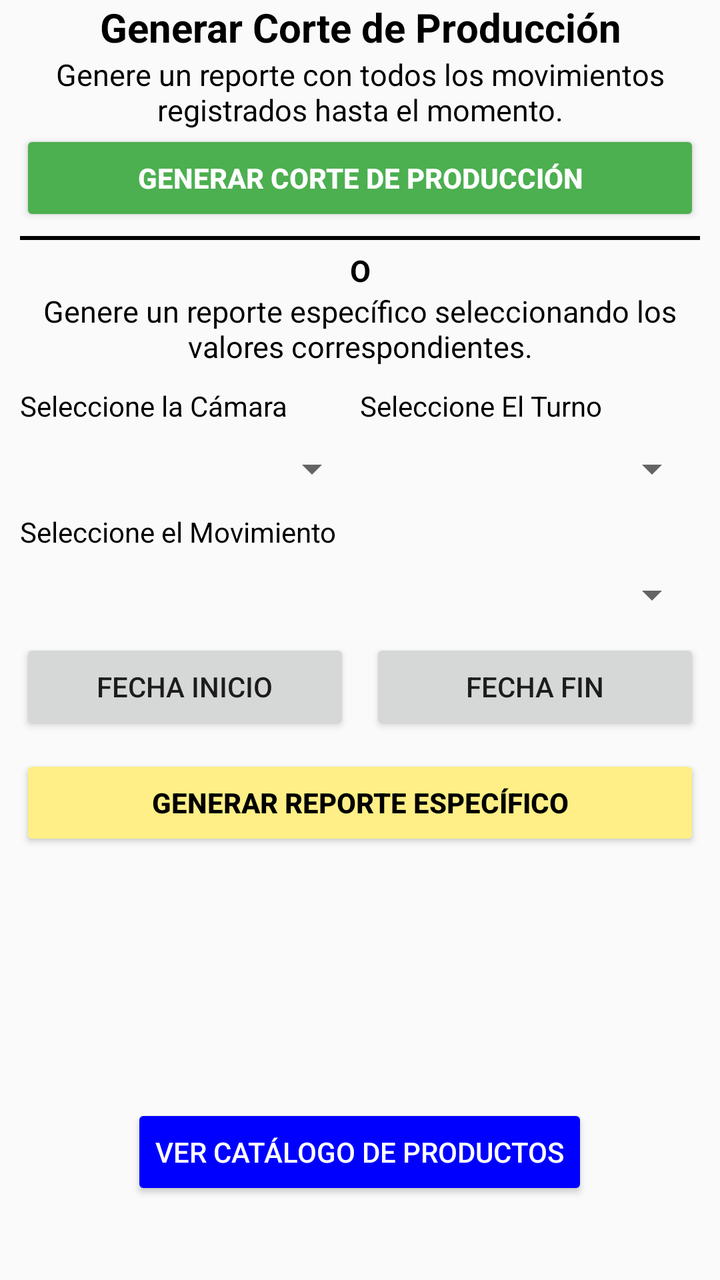
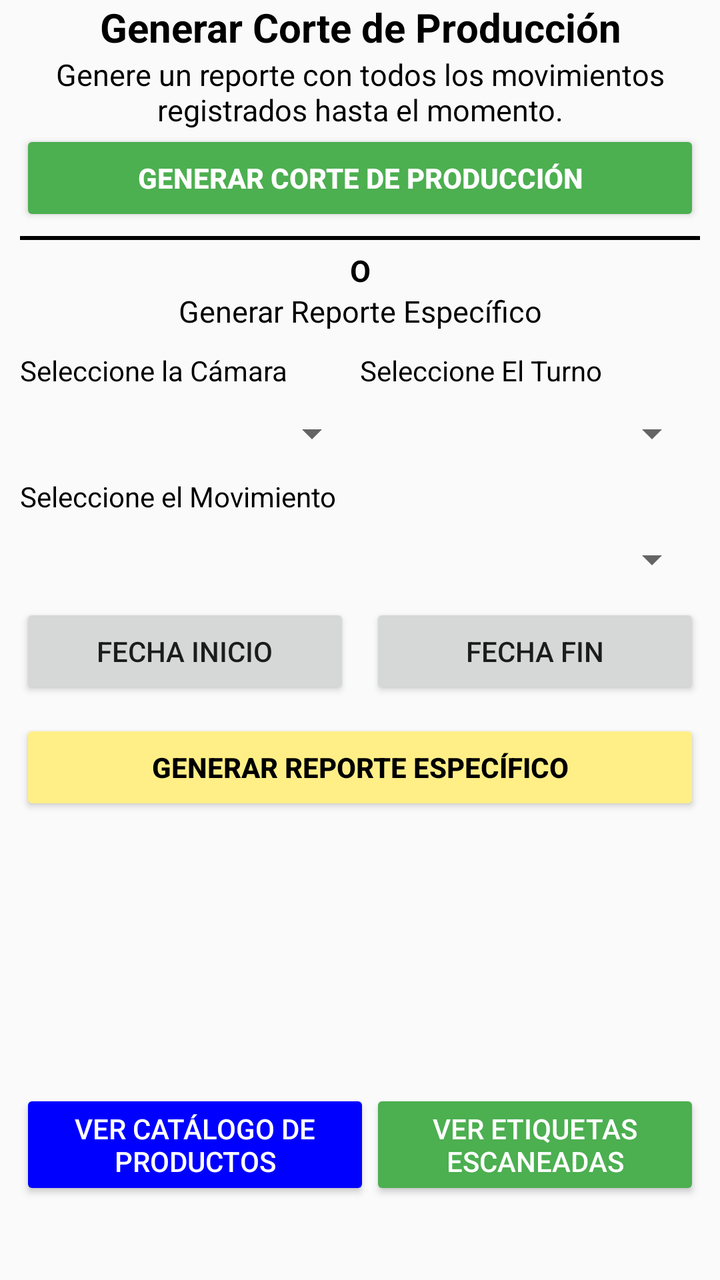

Screens rendered from an Android XML layout before and after an edit, with the pre-edit source and the edit as a unified diff.
<!-- AndroidManifest.xml: application theme Theme.Etiquetas -->
<!-- res/layout/fragment_reportes.xml -->
<?xml version="1.0" encoding="utf-8"?>
<LinearLayout xmlns:android="http://schemas.android.com/apk/res/android"
    xmlns:tools="http://schemas.android.com/tools"
    xmlns:app="http://schemas.android.com/apk/res-auto"
    android:id="@+id/reportesMain"
    android:layout_width="match_parent"
    android:layout_height="match_parent"
    android:orientation="vertical"
    tools:context=".reportesActivity">

    <TextView
        android:layout_width="match_parent"
        android:layout_height="wrap_content"
        android:text="@string/generateReport"
        android:textAlignment="center"
        android:textSize="20sp"
        android:textStyle="bold"
        android:textColor="@color/black"/>

    <TextView
        android:layout_width="match_parent"
        android:layout_height="wrap_content"
        android:text="Genere un reporte con todos los movimientos registrados hasta el momento."
        android:textAlignment="center"
        android:textColor="@color/black"
        android:textSize="15sp"
        />

    <Button
        android:id="@+id/generarReporteGeneral"
        android:layout_width="match_parent"
        android:layout_height="wrap_content"
        android:layout_marginHorizontal="10dp"
        android:backgroundTint="@color/green"
        android:text="@string/generateReport"
        android:textColor="@color/white"
        android:textStyle="bold"/>

    <com.google.android.material.divider.MaterialDivider
        android:layout_width="match_parent"
        android:layout_height="2dp"
        app:dividerColor="@color/black"
        android:layout_marginHorizontal="10dp"
        android:layout_marginVertical="5dp"/>

    <TextView
        android:layout_width="match_parent"
        android:layout_height="wrap_content"
        android:text="O"
        android:textAlignment="center"
        android:textColor="@color/black"
        android:textSize="15sp"
        android:textStyle="bold" />

    <TextView
        android:layout_width="match_parent"
        android:layout_height="wrap_content"
        android:text="Genere un reporte específico seleccionando los valores correspondientes."
        android:textAlignment="center"
        android:textColor="@color/black"
        android:textSize="15sp" />

    <LinearLayout
        android:layout_width="match_parent"
        android:layout_height="wrap_content"
        android:layout_marginHorizontal="10dp"
        android:layout_marginTop="10dp"
        android:orientation="horizontal">

        <TextView
            android:layout_width="0dp"
            android:layout_height="wrap_content"
            android:layout_weight="2"
            android:text="@string/select_camara"
            android:textColor="@color/black" />

        <TextView
            android:layout_width="0dp"
            android:layout_height="wrap_content"
            android:layout_weight="2"
            android:text="@string/select_turno"
            android:textColor="@color/black" />
    </LinearLayout>

    <LinearLayout
        android:layout_width="match_parent"
        android:layout_height="wrap_content"
        android:layout_marginHorizontal="10dp"
        android:layout_marginTop="10dp"
        android:orientation="horizontal">

        <Spinner
            android:id="@+id/selectorCamara"
            android:layout_width="0dp"
            android:layout_height="wrap_content"
            android:layout_weight="2" />

        <Spinner
            android:id="@+id/selectorTurno"
            android:layout_width="0dp"
            android:layout_height="wrap_content"
            android:layout_weight="2" />

    </LinearLayout>

    <LinearLayout
        android:layout_width="match_parent"
        android:layout_height="wrap_content"
        android:layout_marginHorizontal="10dp"
        android:layout_marginTop="10dp"
        android:orientation="horizontal">

        <TextView
            android:layout_width="0dp"
            android:layout_height="wrap_content"
            android:layout_weight="1"
            android:text="@string/select_mov"
            android:textAlignment="textStart"
            android:textColor="@color/black" />

    </LinearLayout>

    <LinearLayout
        android:layout_width="match_parent"
        android:layout_height="wrap_content"
        android:layout_marginHorizontal="10dp"
        android:layout_marginTop="10dp"
        android:orientation="horizontal">

        <Spinner
            android:id="@+id/selectorMovimiento"
            android:layout_width="match_parent"
            android:layout_height="wrap_content" />
    </LinearLayout>

    <LinearLayout
        android:layout_width="match_parent"
        android:layout_height="wrap_content"
        android:layout_marginHorizontal="10dp"
        android:layout_marginTop="10dp"
        android:orientation="horizontal">

        <Button
            android:id="@+id/btnFechaInicio"
            android:layout_width="0dp"
            android:layout_height="wrap_content"
            android:layout_weight="1"
            android:layout_marginEnd="5dp"
            android:text="Fecha Inicio" />

        <Button
            android:id="@+id/btnFechaFin"
            android:layout_width="0dp"
            android:layout_height="wrap_content"
            android:layout_weight="1"
            android:layout_marginStart="5dp"
            android:text="Fecha Fin" />
    </LinearLayout>

    <LinearLayout
        android:layout_width="match_parent"
        android:layout_height="wrap_content"
        android:layout_marginHorizontal="10dp"
        android:layout_marginTop="10dp"
        android:orientation="horizontal">

        <Button
            android:id="@+id/generarReporte"
            android:layout_width="match_parent"
            android:layout_height="wrap_content"
            android:backgroundTint="@color/yellow"
            android:text="@string/gen_specific_report"
            android:textAlignment="center"
            android:textColor="@color/black"
            android:textStyle="bold" />

    </LinearLayout>

    <View
        android:layout_width="match_parent"
        android:layout_height="0dp"
        android:layout_weight="1"/>

    <Button
        android:id="@+id/catalogoProducts"
        android:layout_width="wrap_content"
        android:layout_height="wrap_content"
        android:text="Ver Catálogo de Productos"
        android:backgroundTint="@color/blue"
        android:textColor="@color/white"
        android:layout_gravity="center_horizontal"
        android:layout_marginBottom="40dp"/>


</LinearLayout>
<!-- resources referenced by this layout -->
<resources>
  <color name="black">#FF000000</color>
  <color name="blue">#0000FF</color>
  <color name="green">#4CAF50</color>
  <color name="white">#FFFFFFFF</color>
  <color name="yellow">#FFEF86</color>
  <string name="gen_specific_report">Generar Reporte Específico</string>
  <string name="generateReport">Generar Corte de Producción </string>
  <string name="select_camara">Seleccione la Cámara</string>
  <string name="select_mov">Seleccione el Movimiento</string>
  <string name="select_turno">Seleccione El Turno</string>
  <style name="Theme.Etiquetas" parent="Theme.AppCompat.Light.NoActionBar" />
</resources>

<!-- the commit's change to res/layout/fragment_reportes.xml (unified diff, before → after) -->
@@ -1,7 +1,7 @@
 <?xml version="1.0" encoding="utf-8"?>
 <LinearLayout xmlns:android="http://schemas.android.com/apk/res/android"
+    xmlns:app="http://schemas.android.com/apk/res-auto"
     xmlns:tools="http://schemas.android.com/tools"
-    xmlns:app="http://schemas.android.com/apk/res-auto"
     android:id="@+id/reportesMain"
     android:layout_width="match_parent"
     android:layout_height="match_parent"
@@ -13,18 +13,17 @@
         android:layout_height="wrap_content"
         android:text="@string/generateReport"
         android:textAlignment="center"
+        android:textColor="@color/black"
         android:textSize="20sp"
-        android:textStyle="bold"
-        android:textColor="@color/black"/>
-
-    <TextView
-        android:layout_width="match_parent"
-        android:layout_height="wrap_content"
-        android:text="Genere un reporte con todos los movimientos registrados hasta el momento."
-        android:textAlignment="center"
-        android:textColor="@color/black"
-        android:textSize="15sp"
-        />
+        android:textStyle="bold" />
+
+    <TextView
+        android:layout_width="match_parent"
+        android:layout_height="wrap_content"
+        android:text="@string/gen_general_report"
+        android:textAlignment="center"
+        android:textColor="@color/black"
+        android:textSize="15sp" />
 
     <Button
         android:id="@+id/generarReporteGeneral"
@@ -34,19 +33,19 @@
         android:backgroundTint="@color/green"
         android:text="@string/generateReport"
         android:textColor="@color/white"
-        android:textStyle="bold"/>
+        android:textStyle="bold" />
 
     <com.google.android.material.divider.MaterialDivider
         android:layout_width="match_parent"
         android:layout_height="2dp"
-        app:dividerColor="@color/black"
-        android:layout_marginHorizontal="10dp"
-        android:layout_marginVertical="5dp"/>
-
-    <TextView
-        android:layout_width="match_parent"
-        android:layout_height="wrap_content"
-        android:text="O"
+        android:layout_marginHorizontal="10dp"
+        android:layout_marginVertical="5dp"
+        app:dividerColor="@color/black" />
+
+    <TextView
+        android:layout_width="match_parent"
+        android:layout_height="wrap_content"
+        android:text="@string/o"
         android:textAlignment="center"
         android:textColor="@color/black"
         android:textSize="15sp"
@@ -55,7 +54,7 @@
     <TextView
         android:layout_width="match_parent"
         android:layout_height="wrap_content"
-        android:text="Genere un reporte específico seleccionando los valores correspondientes."
+        android:text="@string/gen_specific_report"
         android:textAlignment="center"
         android:textColor="@color/black"
         android:textSize="15sp" />
@@ -144,17 +143,18 @@
             android:id="@+id/btnFechaInicio"
             android:layout_width="0dp"
             android:layout_height="wrap_content"
+            android:layout_marginEnd="5dp"
             android:layout_weight="1"
-            android:layout_marginEnd="5dp"
-            android:text="Fecha Inicio" />
+            android:text="@string/fecha_inicio"
+            />
 
         <Button
             android:id="@+id/btnFechaFin"
             android:layout_width="0dp"
             android:layout_height="wrap_content"
+            android:layout_marginStart="5dp"
             android:layout_weight="1"
-            android:layout_marginStart="5dp"
-            android:text="Fecha Fin" />
+            android:text="@string/fecha_fin" />
     </LinearLayout>
 
     <LinearLayout
@@ -179,17 +179,34 @@
     <View
         android:layout_width="match_parent"
         android:layout_height="0dp"
-        android:layout_weight="1"/>
-
-    <Button
-        android:id="@+id/catalogoProducts"
-        android:layout_width="wrap_content"
-        android:layout_height="wrap_content"
-        android:text="Ver Catálogo de Productos"
-        android:backgroundTint="@color/blue"
-        android:textColor="@color/white"
+        android:layout_weight="1" />
+
+    <LinearLayout
+        android:layout_width="match_parent"
+        android:layout_height="wrap_content"
         android:layout_gravity="center_horizontal"
-        android:layout_marginBottom="40dp"/>
+        android:layout_marginHorizontal="10dp"
+        android:layout_marginBottom="40dp"
+        android:orientation="horizontal">
+
+        <Button
+            android:id="@+id/catalogoProducts"
+            android:layout_width="wrap_content"
+            android:layout_height="wrap_content"
+            android:layout_weight="2"
+            android:backgroundTint="@color/blue"
+            android:text="@string/ver_cat_logo_de_productos"
+            android:textColor="@color/white" />
+
+        <Button
+            android:id="@+id/seeAllEtiquetas"
+            android:layout_width="wrap_content"
+            android:layout_height="wrap_content"
+            android:layout_weight="2"
+            android:backgroundTint="@color/green"
+            android:text="@string/ver_etiquetas_escaneadas"
+            android:textColor="@color/white" />
+    </LinearLayout>
 
 
 </LinearLayout>
<!-- resource entries referenced after the edit -->
@@ -5,11 +5,17 @@
   <color name="green">#4CAF50</color>
   <color name="white">#FFFFFFFF</color>
   <color name="yellow">#FFEF86</color>
+  <string name="fecha_fin">Fecha Fin</string>
+  <string name="fecha_inicio">Fecha Inicio</string>
+  <string name="gen_general_report">Genere un reporte con todos los movimientos registrados hasta el momento.</string>
   <string name="gen_specific_report">Generar Reporte Específico</string>
   <string name="generateReport">Generar Corte de Producción </string>
+  <string name="o">O</string>
   <string name="select_camara">Seleccione la Cámara</string>
   <string name="select_mov">Seleccione el Movimiento</string>
   <string name="select_turno">Seleccione El Turno</string>
+  <string name="ver_cat_logo_de_productos">Ver Catálogo de Productos</string>
+  <string name="ver_etiquetas_escaneadas">Ver Etiquetas Escaneadas</string>
   <style name="Theme.Etiquetas" parent="Theme.AppCompat.Light.NoActionBar" />
 </resources>
 
